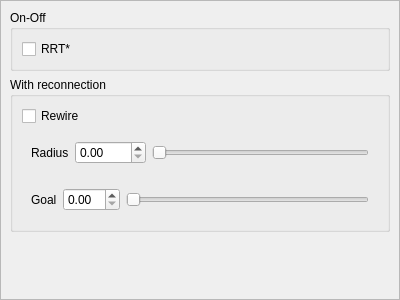
The window that src/move3d-qt-gui-libs/src/qtMainInterface/sideWidgets/qtRRTStar.ui (jmainpri/move3d-studio) describes before a commit, drawn with Qt 5.
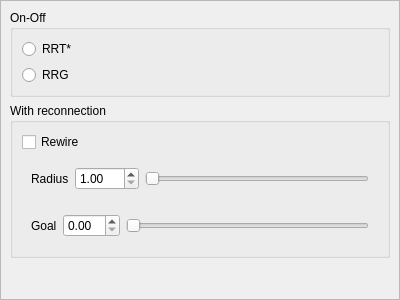
The same window after the commit.

Commit message: Renaming and add some buttons to the interface

What changed in the file:
```diff
--- a/src/move3d-qt-gui-libs/src/qtMainInterface/sideWidgets/qtRRTStar.ui
+++ b/src/move3d-qt-gui-libs/src/qtMainInterface/sideWidgets/qtRRTStar.ui
@@ -39,12 +39,19 @@
          </property>
          <layout class="QVBoxLayout" name="verticalLayout_2">
           <item>
-           <widget class="QCheckBox" name="checkBoxRRTstar">
+           <widget class="QRadioButton" name="radioButtonRRTStart">
             <property name="text">
              <string>RRT*</string>
             </property>
            </widget>
           </item>
+          <item>
+           <widget class="QRadioButton" name="radioButtonRRG">
+            <property name="text">
+             <string>RRG</string>
+            </property>
+           </widget>
+          </item>
          </layout>
         </widget>
        </item>
@@ -86,8 +93,14 @@
              </item>
              <item>
               <widget class="QDoubleSpinBox" name="doubleSpinBoxRadius">
+               <property name="minimum">
+                <double>1.000000000000000</double>
+               </property>
                <property name="maximum">
-                <double>1000.000000000000000</double>
+                <double>100.000000000000000</double>
+               </property>
+               <property name="singleStep">
+                <double>0.100000000000000</double>
                </property>
               </widget>
              </item>
```
The commit also changes 20 other files.
